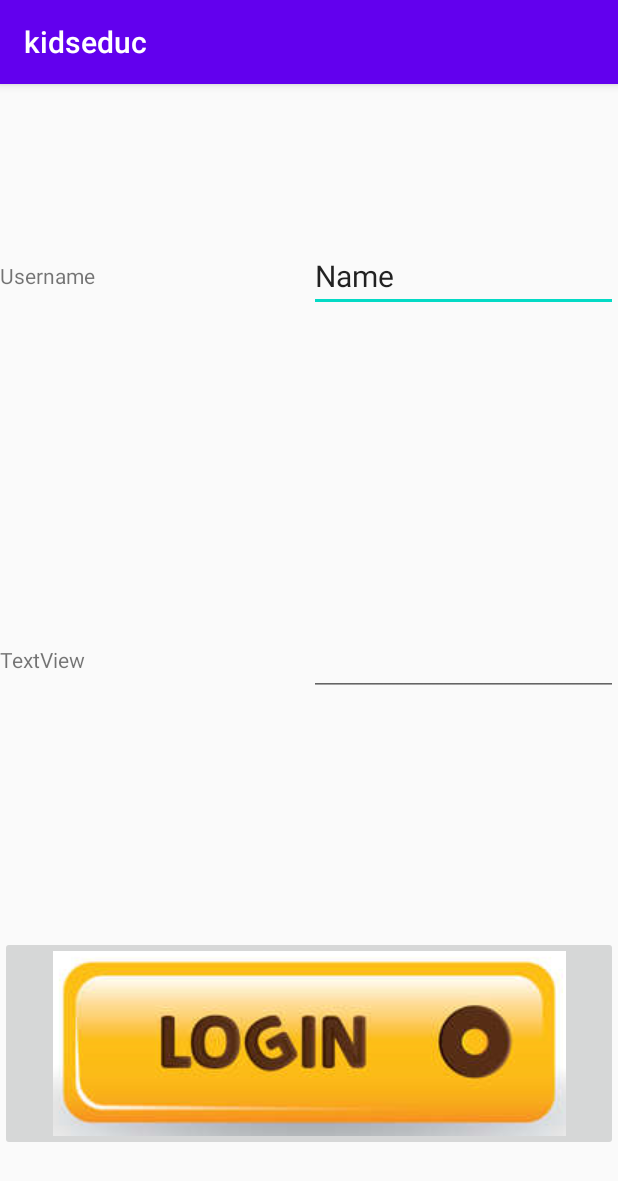
After one commit to zotoavina/kidseduc, an Android app: the LoginActivity screen opened directly, with no data from a screen before it, on a phone screen of 412 x 824 dp. The commit adds this screen. Shown: the top 1181 px of the screen. Run offline under Robolectric (Android 15) with nearby library versions, the phone set to English and light mode, and no system bars; 1 statement that could not run was skipped.

Commit message:
Splashscreen and login page

```diff
--- /dev/null
+++ b/app/src/main/java/com/example/kidseduc/LoginActivity.java
@@ -0,0 +1,13 @@
+package com.example.kidseduc;
+
+import android.support.v7.app.AppCompatActivity;
+import android.os.Bundle;
+
+public class LoginActivity extends AppCompatActivity {
+
+    @Override
+    protected void onCreate(Bundle savedInstanceState) {
+        super.onCreate(savedInstanceState);
+        setContentView(R.layout.activity_login);
+    }
+}
--- /dev/null
+++ b/app/src/main/java/com/example/kidseduc/SplashActivity.java
@@ -0,0 +1,33 @@
+package com.example.kidseduc;
+
+import android.content.Intent;
+import android.support.v7.app.AppCompatActivity;
+import android.os.Bundle;
+
+public class SplashActivity extends AppCompatActivity {
+
+    @Override
+    protected void onCreate(Bundle savedInstanceState) {
+        super.onCreate(savedInstanceState);
+        setContentView(R.layout.activity_splash);
+        Thread splashScreenStarter = new Thread() {
+            public void run() {
+                try {
+                    int delay = 0;
+                    while (delay < 2000) {
+                        sleep(150);
+                        delay = delay + 100;
+                    }
+                    startActivity(new Intent(SplashActivity.this, LoginActivity.class));
+
+                } catch (InterruptedException e) {
+                    e.printStackTrace();
+                } finally {
+                    finish();
+                }
+            }
+
+        };
+        splashScreenStarter.start();
+    }
+}
--- /dev/null
+++ b/app/src/main/res/layout/activity_login.xml
@@ -0,0 +1,81 @@
+<?xml version="1.0" encoding="utf-8"?>
+<android.support.constraint.ConstraintLayout xmlns:android="http://schemas.android.com/apk/res/android"
+    xmlns:app="http://schemas.android.com/apk/res-auto"
+    xmlns:tools="http://schemas.android.com/tools"
+    android:layout_width="match_parent"
+    android:layout_height="match_parent"
+    tools:context=".LoginActivity">
+
+    <LinearLayout
+        android:layout_width="match_parent"
+        android:layout_height="match_parent"
+        android:gravity="center|center_horizontal|center_vertical"
+        android:orientation="vertical">
+
+        <LinearLayout
+            android:layout_width="match_parent"
+            android:layout_height="match_parent"
+            android:layout_weight="1"
+            android:gravity="center|center_horizontal|center_vertical"
+            android:orientation="horizontal">
+
+            <TextView
+                android:id="@+id/usernameLabel"
+                android:layout_width="0dp"
+                android:layout_height="wrap_content"
+                android:layout_weight="1"
+                android:text="Username" />
+
+            <EditText
+                android:id="@+id/username"
+                android:layout_width="0dp"
+                android:layout_height="wrap_content"
+                android:layout_weight="1"
+                android:ems="10"
+                android:inputType="textPersonName"
+                android:text="Name"
+                android:textSize="20sp" />
+        </LinearLayout>
+
+        <LinearLayout
+            android:layout_width="match_parent"
+            android:layout_height="match_parent"
+            android:layout_weight="1"
+            android:gravity="center|center_horizontal|center_vertical"
+            android:orientation="horizontal">
+
+            <TextView
+                android:id="@+id/passwordLabel"
+                android:layout_width="0dp"
+                android:layout_height="wrap_content"
+                android:layout_weight="1"
+                android:text="TextView" />
+
+            <EditText
+                android:id="@+id/password"
+                android:layout_width="0dp"
+                android:layout_height="wrap_content"
+                android:layout_weight="1"
+                android:ems="10"
+                android:inputType="textPassword"
+                android:textSize="20sp" />
+
+        </LinearLayout>
+
+        <LinearLayout
+            android:layout_width="match_parent"
+            android:layout_height="match_parent"
+            android:layout_weight="1"
+            android:gravity="center|center_horizontal|center_vertical"
+            android:orientation="horizontal">
+
+            <ImageButton
+                android:id="@+id/login"
+                android:layout_width="wrap_content"
+                android:layout_height="wrap_content"
+                android:layout_weight="1"
+                app:srcCompat="@drawable/login" />
+        </LinearLayout>
+
+    </LinearLayout>
+</android.support.constraint.ConstraintLayout>
--- a/app/src/main/res/values/themes.xml
+++ b/app/src/main/res/values/themes.xml
@@ -7,4 +7,6 @@
         <item name="colorAccent">@color/teal_200</item>
         <!-- Customize your theme here. -->
     </style>
+    <style name="Theme.Splash" parent="Theme.AppCompat.Light.NoActionBar">
+    </style>
 </resources>
```
Also changed, not shown: app/src/main/AndroidManifest.xml (+9 -2 lines), app/src/main/res/layout/activity_main.xml (+7 -9 lines), app/src/main/res/layout/activity_splash.xml (added, +22 -0 lines), app/src/main/res/drawable/login.PNG (added), app/src/main/res/drawable/logo.png (added), app/src/main/res/drawable/logo1.png (added), app/src/main/res/drawable/maigre.png (added).
